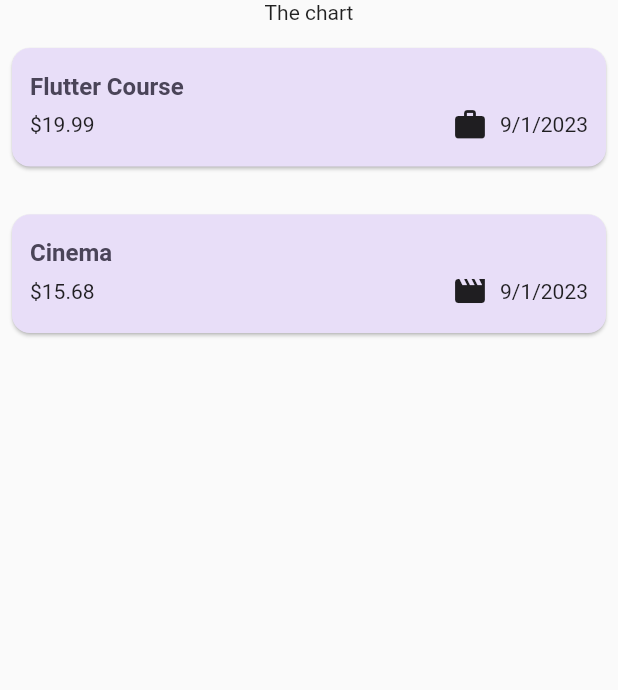
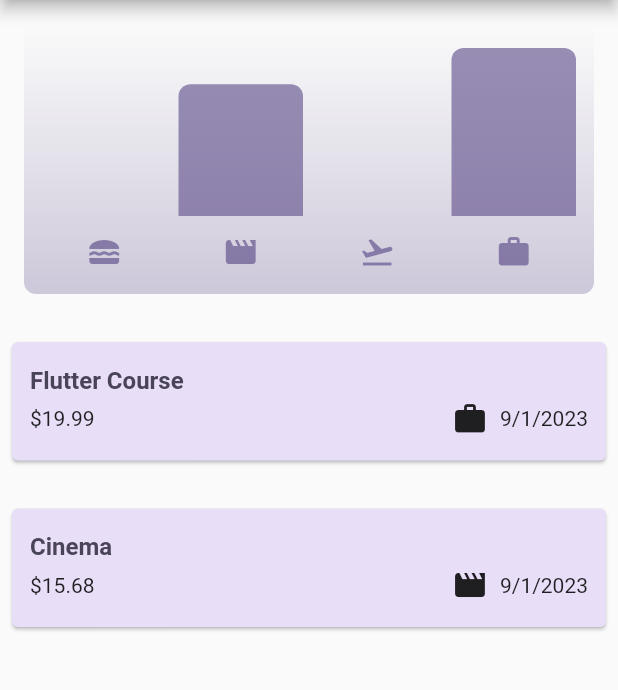
Before and after one commit to haiuanana/haiuanana, a Flutter app: the screen it shows after launch, on a phone screen of 412 x 824 dp, the part 84-774 px from its top. Run offline on Flutter 3.47's test engine with Material 2 defaults, Android fonts, the phone set to English and light mode, and no system bars; our stand-ins replace google_fonts.

Commit message:
the ending of part 6

```diff
--- a/expensetrackerapp/lib/main.dart
+++ b/expensetrackerapp/lib/main.dart
@@ -13,7 +13,6 @@ var kdarkColorSCheme = ColorScheme.fromSeed(
 void main() {
   runApp(MaterialApp(
     darkTheme: ThemeData.dark().copyWith(
-      useMaterial3: true,
       colorScheme: kdarkColorSCheme,
       cardTheme: const CardTheme().copyWith(
         color: kdarkColorSCheme.secondaryContainer,
@@ -30,7 +29,6 @@ void main() {
       ),
     ),
     theme: ThemeData().copyWith(
-      useMaterial3: true,
       colorScheme: kColorScheme,
       appBarTheme: const AppBarTheme().copyWith(
         backgroundColor: kColorScheme.onPrimaryContainer,
--- a/expensetrackerapp/lib/models/expense.dart
+++ b/expensetrackerapp/lib/models/expense.dart
@@ -33,3 +33,30 @@ class Expense {
     return formatter.format(date);
   }
 }
+
+class ExpenseBucket {
+  const ExpenseBucket({
+    required this.category,
+    required this.expenses,
+  });
+
+  ExpenseBucket.forCategory(
+    List<Expense> allExpenses,
+    this.category,
+  ) : expenses = allExpenses
+            .where((expense) => expense.category == category)
+            .toList();
+
+  final Category category;
+  final List<Expense> expenses;
+
+  double get totalExpenses {
+    double sum = 0;
+
+    for (final expense in expenses) {
+      sum = sum + expense.amount;
+    }
+
+    return sum;
+  }
+}
--- /dev/null
+++ b/expensetrackerapp/lib/widgets/chart/chart.dart
@@ -0,0 +1,95 @@
+import 'package:flutter/material.dart';
+
+import 'package:expensetrackerapp/widgets/chart/chart_bar.dart';
+import 'package:expensetrackerapp/models/expense.dart';
+
+class Chart extends StatelessWidget {
+  const Chart({super.key, required this.expenses});
+
+  final List<Expense> expenses;
+
+  List<ExpenseBucket> get buckets {
+    return [
+      ExpenseBucket.forCategory(expenses, Category.food),
+      ExpenseBucket.forCategory(expenses, Category.leisure),
+      ExpenseBucket.forCategory(expenses, Category.travel),
+      ExpenseBucket.forCategory(expenses, Category.work),
+    ];
+  }
+
+  double get maxTotalExpense {
+    double maxTotalExpense = 0;
+
+    for (final bucket in buckets) {
+      if (bucket.totalExpenses > maxTotalExpense) {
+        maxTotalExpense = bucket.totalExpenses;
+      }
+    }
+
+    return maxTotalExpense;
+  }
+
+  @override
+  Widget build(BuildContext context) {
+    final isDarkMode =
+        MediaQuery.of(context).platformBrightness == Brightness.dark;
+    return Container(
+      margin: const EdgeInsets.all(16),
+      padding: const EdgeInsets.symmetric(
+        vertical: 16,
+        horizontal: 8,
+      ),
+      width: double.infinity,
+      height: 180,
+      decoration: BoxDecoration(
+        borderRadius: BorderRadius.circular(8),
+        gradient: LinearGradient(
+          colors: [
+            Theme.of(context).colorScheme.primary.withOpacity(0.3),
+            Theme.of(context).colorScheme.primary.withOpacity(0.0)
+          ],
+          begin: Alignment.bottomCenter,
+          end: Alignment.topCenter,
+        ),
+      ),
+      child: Column(
+        children: [
+          Expanded(
+            child: Row(
+              crossAxisAlignment: CrossAxisAlignment.end,
+              children: [
+                for (final bucket in buckets) // alternative to map()
+                  ChartBar(
+                    fill: bucket.totalExpenses == 0
+                        ? 0
+                        : bucket.totalExpenses / maxTotalExpense,
+                  )
+              ],
+            ),
+          ),
+          const SizedBox(height: 12),
+          Row(
+            children: buckets
+                .map(
+                  (bucket) => Expanded(
+                    child: Padding(
+                      padding: const EdgeInsets.symmetric(horizontal: 4),
+                      child: Icon(
+                        categoryICons[bucket.category],
+                        color: isDarkMode
+                            ? Theme.of(context).colorScheme.secondary
+                            : Theme.of(context)
+                                .colorScheme
+                                .primary
+                                .withOpacity(0.7),
+                      ),
+                    ),
+                  ),
+                )
+                .toList(),
+          )
+        ],
+      ),
+    );
+  }
+}
--- /dev/null
+++ b/expensetrackerapp/lib/widgets/chart/chart_bar.dart
@@ -0,0 +1,34 @@
+import 'package:flutter/material.dart';
+
+class ChartBar extends StatelessWidget {
+  const ChartBar({
+    super.key,
+    required this.fill,
+  });
+
+  final double fill;
+
+  @override
+  Widget build(BuildContext context) {
+    final isDarkMode =
+        MediaQuery.of(context).platformBrightness == Brightness.dark;
+    return Expanded(
+      child: Padding(
+        padding: const EdgeInsets.symmetric(horizontal: 4),
+        child: FractionallySizedBox(
+          heightFactor: fill,
+          child: DecoratedBox(
+            decoration: BoxDecoration(
+              shape: BoxShape.rectangle,
+              borderRadius:
+                  const BorderRadius.vertical(top: Radius.circular(8)),
+              color: isDarkMode
+                  ? Theme.of(context).colorScheme.secondary
+                  : Theme.of(context).colorScheme.primary.withOpacity(0.65),
+            ),
+          ),
+        ),
+      ),
+    );
+  }
+}
--- a/expensetrackerapp/lib/widgets/expenses.dart
+++ b/expensetrackerapp/lib/widgets/expenses.dart
@@ -1,3 +1,4 @@
+import 'package:expensetrackerapp/widgets/chart/chart.dart';
 import 'package:expensetrackerapp/widgets/expenses_list/expenses_list.dart';
 import 'package:expensetrackerapp/widgets/new_expense.dart';
 import 'package:flutter/material.dart';
@@ -62,7 +63,7 @@ class _ExpensesState extends State<Expenses> {
 
   @override
   Widget build(BuildContext context) {
-    Widget mainContent = Center(
+    Widget mainContent = const Center(
       child: Text("No expenses found. Start adding some"),
     );
 
@@ -85,7 +86,7 @@ class _ExpensesState extends State<Expenses> {
       ),
       body: Column(
         children: [
-          const Text('The chart'),
+          Chart(expenses: _registerExpenses),
           Expanded(
             child: mainContent,
           )
@@ -94,30 +95,3 @@ class _ExpensesState extends State<Expenses> {
     );
   }
 }
-
-class ExpenseBucket {
-  const ExpenseBucket({
-    required this.category,
-    required this.expenses,
-  });
-
-  ExpenseBucket.forCategory(
-    List<Expense> allExpenses,
-    this.category,
-  ) : expenses = allExpenses
-            .where((expense) => expense.category == category)
-            .toList();
-
-  final Category category;
-  final List<Expense> expenses;
-
-  double get totalExpenses {
-    double sum = 0;
-
-    for (final expense in expenses) {
-      sum = sum + expense.amount;
-    }
-
-    return sum;
-  }
-}
```
Also changed, not shown: flutter_projects_basics/first_app/pubspec.lock.
